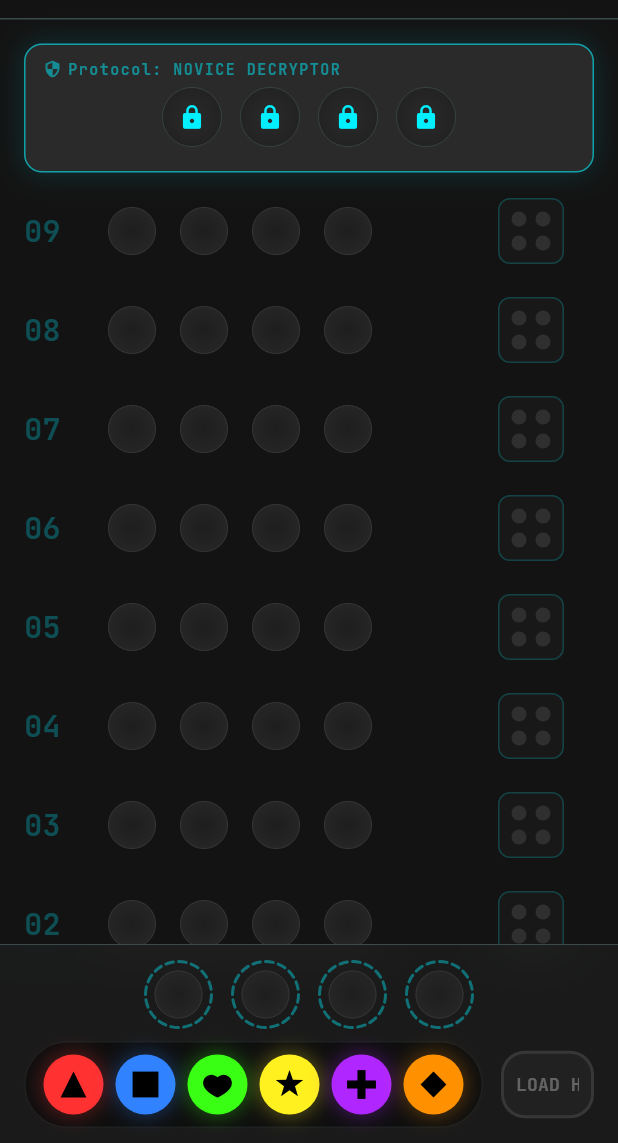
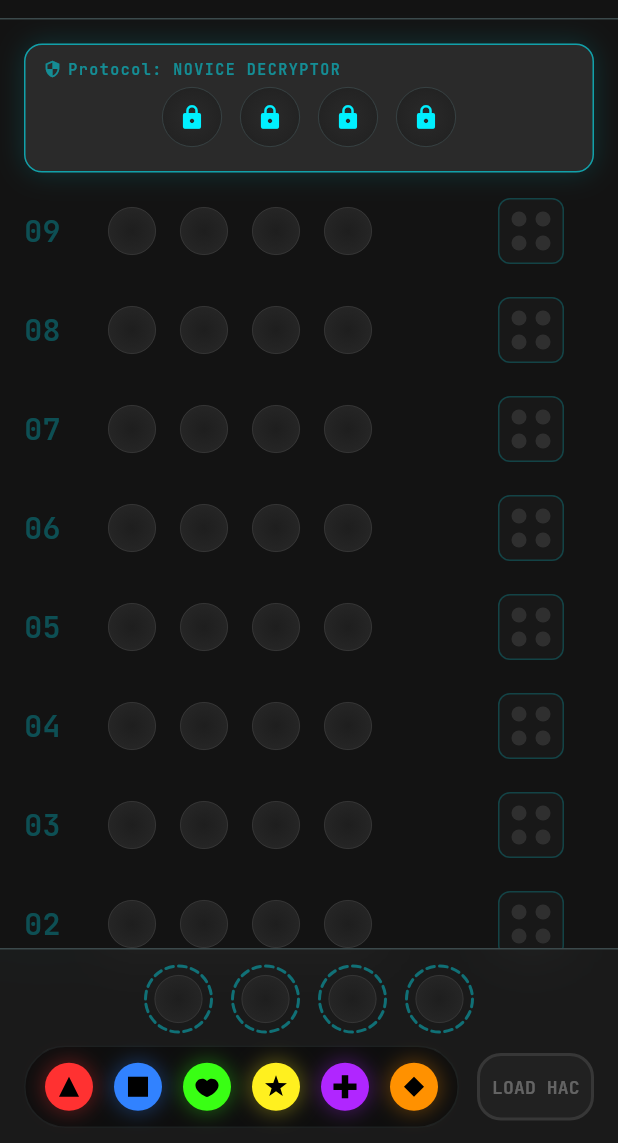
Before and after one commit to mikeberry99/colour-breaker, a Flutter app: the GameBoardScreen screen opened by its route, on a phone screen of 412 x 824 dp, the part 93-1236 px from its top. Run offline on Flutter 3.47's test engine with Material 3 defaults, Android fonts, the phone set to English and light mode, and no system bars; our stand-ins replace flutter_riverpod, go_router, google_fonts.

Commit message:
feat: implement game board screen with interactive color palette, state management, and end-of-game overlay.

```diff
--- a/lib/features/game_board/domain/entities/game_state.dart
+++ b/lib/features/game_board/domain/entities/game_state.dart
@@ -16,6 +16,7 @@ class GameState {
   final GameStatus status;
   final int maxAttempts;
   final SecurityProtocol protocol;
+  final String? selectedQuote;
 
   const GameState({
     this.gameId = 0,
@@ -25,6 +26,7 @@ class GameState {
     this.status = GameStatus.playing,
     this.maxAttempts = 10,
     this.protocol = SecurityProtocol.novice,
+    this.selectedQuote,
   });
 
   int get slotCount => (protocol == SecurityProtocol.novice || protocol == SecurityProtocol.breacher) ? 4 : 5;
@@ -50,6 +52,7 @@ class GameState {
     GameStatus? status,
     int? maxAttempts,
     SecurityProtocol? protocol,
+    String? selectedQuote,
   }) {
     return GameState(
       gameId: gameId ?? this.gameId,
@@ -59,6 +62,7 @@ class GameState {
       status: status ?? this.status,
       maxAttempts: maxAttempts ?? this.maxAttempts,
       protocol: protocol ?? this.protocol,
+      selectedQuote: selectedQuote ?? this.selectedQuote,
     );
   }
 }
--- a/lib/features/game_board/presentation/pages/game_board_screen.dart
+++ b/lib/features/game_board/presentation/pages/game_board_screen.dart
@@ -11,8 +11,31 @@ import '../widgets/color_palette.dart';
 import '../widgets/submit_button.dart';
 import '../providers/game_provider.dart';
 import '../widgets/guess_counter_badge.dart';
+import '../widgets/game_result_overlay.dart';
+import '../providers/reveal_animation_provider.dart';
+import '../../domain/entities/game_state.dart';
 
-class GameBoardScreen extends StatelessWidget {
+class OverlayDismissedNotifier extends Notifier<bool> {
+  @override
+  bool build() {
+    final status = ref.watch(gameStateProvider.select((s) => s.status));
+    if (status == GameStatus.playing) {
+      return false;
+    }
+    return false;
+  }
+
+  void dismiss() {
+    state = true;
+  }
+}
+
+final overlayDismissedProvider =
+    NotifierProvider.autoDispose<OverlayDismissedNotifier, bool>(
+  OverlayDismissedNotifier.new,
+);
+
+class GameBoardScreen extends ConsumerWidget {
   const GameBoardScreen({super.key});
 
   Widget _buildAppBar(BuildContext context) {
@@ -85,7 +108,12 @@ class GameBoardScreen extends StatelessWidget {
   }
 
   @override
-  Widget build(BuildContext context) {
+  Widget build(BuildContext context, WidgetRef ref) {
+    final gameState = ref.watch(gameStateProvider);
+    final animation = ref.watch(revealAnimationProvider);
+    final isGameOver = gameState.status != GameStatus.playing && !animation.isAnimating;
+    final isDismissed = ref.watch(overlayDismissedProvider);
+
     return Scaffold(
       backgroundColor: DesignTokens.background,
       drawer: Theme(
@@ -138,11 +166,20 @@ class GameBoardScreen extends StatelessWidget {
               child: Center(
                 child: Container(
                   constraints: const BoxConstraints(maxWidth: DesignTokens.maxBoardWidth),
-                  child: const Column(
+                  child: Column(
                     children: [
-                      HeaderWidget(),
-                      SizedBox(height: 12),
-                      Expanded(
+                      const HeaderWidget(),
+                      if (isGameOver && !isDismissed) ...[
+                        const SizedBox(height: 12),
+                        GameResultOverlay(
+                          gameState: gameState,
+                          onClose: () {
+                            ref.read(overlayDismissedProvider.notifier).dismiss();
+                          },
+                        ),
+                      ],
+                      const SizedBox(height: 12),
+                      const Expanded(
                         child: SingleChildScrollView(
                           padding: EdgeInsets.symmetric(horizontal: DesignTokens.gutter),
                           child: Column(
--- a/lib/features/game_board/presentation/providers/game_provider.dart
+++ b/lib/features/game_board/presentation/providers/game_provider.dart
@@ -4,6 +4,7 @@ import '../../domain/entities/guess.dart';
 import '../../domain/entities/game_state.dart';
 import '../../domain/entities/feedback_pegs.dart';
 import '../../domain/entities/security_protocol.dart';
+import '../../domain/entities/number_quotes.dart';
 import '../../domain/use_cases/game_engine.dart';
 import '../../../level_selection/presentation/providers/level_selection_provider.dart';
 import 'dart:math';
@@ -67,9 +68,11 @@ class GameStateNotifier extends Notifier<GameState> {
 
     GameStatus newStatus = GameStatus.playing;
     int newMaxAttempts = state.maxAttempts;
+    String? selectedQuote;
 
     if (feedback.isWin(state.slotCount)) {
       newStatus = GameStatus.won;
+      selectedQuote = NumberQuotes.getRandomQuote(newHistory.length);
     } else {
       if (newHistory.length >= state.maxAttempts) {
         if (state.maxAttempts < state.absoluteMaxAttempts) {
@@ -86,6 +89,7 @@ class GameStateNotifier extends Notifier<GameState> {
       activeGuess: const Guess(colors: []),
       status: newStatus,
       maxAttempts: newMaxAttempts,
+      selectedQuote: selectedQuote,
     );
   }
 
--- a/lib/features/game_board/presentation/widgets/color_palette.dart
+++ b/lib/features/game_board/presentation/widgets/color_palette.dart
@@ -1,5 +1,6 @@
 import 'package:flutter/material.dart';
 import 'package:flutter_riverpod/flutter_riverpod.dart';
+import '../../../../core/theme/design_tokens.dart';
 import '../../../../core/ui/neon_orb.dart';
 import '../../domain/entities/game_color.dart';
 import '../providers/game_provider.dart';
@@ -15,7 +16,7 @@ class ColorPalette extends ConsumerWidget {
     // Pill container — matches Stitch: bg-surface-container-lowest, border outline-variant/30
     // flex-shrink-0: natural intrinsic width, does NOT expand (SubmitButton gets Expanded instead)
     return Container(
-      padding: const EdgeInsets.symmetric(horizontal: 8, vertical: 8),
+      padding: const EdgeInsets.symmetric(horizontal: 6, vertical: 6),
       decoration: BoxDecoration(
         color: const Color(0xFF0E0E0E), // surface-container-lowest
         borderRadius: BorderRadius.circular(999),
@@ -28,7 +29,7 @@ class ColorPalette extends ConsumerWidget {
         mainAxisSize: MainAxisSize.min,
         children: validColors.map((color) {
           return Padding(
-            padding: const EdgeInsets.symmetric(horizontal: 4),
+            padding: const EdgeInsets.symmetric(horizontal: 2.5),
             child: GestureDetector(
               onTap: () =>
                   ref.read(gameStateProvider.notifier).addColor(color),
@@ -41,16 +42,50 @@ class ColorPalette extends ConsumerWidget {
   }
 }
 
-class _PaletteOrb extends StatelessWidget {
+class _PaletteOrb extends StatefulWidget {
   final GameColor color;
 
-  const _PaletteOrb({required this.color});
+  const _PaletteOrb({required this.color, super.key});
+
+  @override
+  State<_PaletteOrb> createState() => _PaletteOrbState();
+}
+
+class _PaletteOrbState extends State<_PaletteOrb> {
+  bool _isHovered = false;
 
   @override
   Widget build(BuildContext context) {
-    return NeonOrb(
-      gameColor: color,
-      size: 40,
+    return MouseRegion(
+      cursor: SystemMouseCursors.click,
+      onEnter: (_) => setState(() => _isHovered = true),
+      onExit: (_) => setState(() => _isHovered = false),
+      child: AnimatedContainer(
+        duration: const Duration(milliseconds: 150),
+        padding: const EdgeInsets.all(3),
+        decoration: BoxDecoration(
+          shape: BoxShape.circle,
+          border: Border.all(
+            color: _isHovered
+                ? DesignTokens.primaryNeonCyan
+                : Colors.transparent,
+            width: 1.5,
+          ),
+          boxShadow: _isHovered
+              ? [
+                  BoxShadow(
+                    color: DesignTokens.primaryNeonCyan.withValues(alpha: 0.4),
+                    blurRadius: 6,
+                    spreadRadius: 1,
+                  ),
+                ]
+              : null,
+        ),
+        child: NeonOrb(
+          gameColor: widget.color,
+          size: 32,
+        ),
+      ),
     );
   }
 }
--- a/lib/features/game_board/presentation/widgets/header_widget.dart
+++ b/lib/features/game_board/presentation/widgets/header_widget.dart
@@ -6,6 +6,7 @@ import '../../domain/entities/game_state.dart';
 import '../providers/game_provider.dart';
 import '../providers/reveal_animation_provider.dart';
 import '../../../level_selection/presentation/providers/level_selection_provider.dart';
+import 'security_protocol_dialog.dart';
 
 class HeaderWidget extends ConsumerWidget {
   const HeaderWidget({super.key});
@@ -28,24 +29,14 @@ class HeaderWidget extends ConsumerWidget {
         Padding(
           padding:
               const EdgeInsets.symmetric(horizontal: DesignTokens.gutter),
-          child: Container(
-            width: double.infinity,
-            decoration: BoxDecoration(
-              color: DesignTokens.surfaceContainerHigh,
-              borderRadius: BorderRadius.circular(12),
-              border: Border.all(
-                color: DesignTokens.primaryNeonCyan.withValues(alpha: 0.6),
-                width: 1,
-              ),
-              boxShadow: [
-                BoxShadow(
-                  color:
-                      DesignTokens.primaryNeonCyan.withValues(alpha: 0.15),
-                  blurRadius: 15,
-                  spreadRadius: 0,
-                ),
-              ],
-            ),
+          child: _HeaderInteractiveContainer(
+            onTap: () {
+              showDialog(
+                context: context,
+                barrierColor: Colors.black.withValues(alpha: 0.7),
+                builder: (context) => SecurityProtocolDialog(protocol: protocol),
+              );
+            },
             child: Stack(
               children: [
                 // Protocol label — top-left, 50% opacity
@@ -116,21 +107,63 @@ class HeaderWidget extends ConsumerWidget {
             ),
           ),
         ),
-        if (isGameOver)
-          Padding(
-            padding: const EdgeInsets.only(top: DesignTokens.gutter),
-            child: Text(
-              gameState.status == GameStatus.won
-                  ? 'SYSTEM BREACHED'
-                  : 'ACCESS DENIED',
-              style: Theme.of(context).textTheme.headlineLarge?.copyWith(
-                    color: gameState.status == GameStatus.won
-                        ? DesignTokens.feedbackGreen
-                        : DesignTokens.feedbackYellow, // or Red
-                  ),
+        // Static game over text removed in favor of GameResultOverlay
+      ],
+    );
+  }
+}
+
+class _HeaderInteractiveContainer extends StatefulWidget {
+  final Widget child;
+  final VoidCallback onTap;
+
+  const _HeaderInteractiveContainer({
+    required this.child,
+    required this.onTap,
+  });
+
+  @override
+  State<_HeaderInteractiveContainer> createState() => _HeaderInteractiveContainerState();
+}
+
+class _HeaderInteractiveContainerState extends State<_HeaderInteractiveContainer> {
+  bool _isHovered = false;
+
+  @override
+  Widget build(BuildContext context) {
+    return MouseRegion(
+      cursor: SystemMouseCursors.click,
+      onEnter: (_) => setState(() => _isHovered = true),
+      onExit: (_) => setState(() => _isHovered = false),
+      child: GestureDetector(
+        onTap: widget.onTap,
+        child: AnimatedContainer(
+          duration: const Duration(milliseconds: 150),
+          width: double.infinity,
+          decoration: BoxDecoration(
+            color: _isHovered
+                ? DesignTokens.primaryNeonCyan.withValues(alpha: 0.05)
+                : DesignTokens.surfaceContainerHigh,
+            borderRadius: BorderRadius.circular(12),
+            border: Border.all(
+              color: _isHovered
+                  ? DesignTokens.primaryNeonCyan
+                  : DesignTokens.primaryNeonCyan.withValues(alpha: 0.6),
+              width: 1,
             ),
+            boxShadow: [
+              BoxShadow(
+                color: _isHovered
+                    ? DesignTokens.primaryNeonCyan.withValues(alpha: 0.35)
+                    : DesignTokens.primaryNeonCyan.withValues(alpha: 0.15),
+                blurRadius: _isHovered ? 20 : 15,
+                spreadRadius: 0,
+              ),
+            ],
           ),
-      ],
+          child: widget.child,
+        ),
+      ),
     );
   }
 }
```
Also changed, not shown: lib/features/game_board/domain/entities/number_quotes.dart (added, +120 -0 lines), lib/features/game_board/presentation/widgets/game_result_overlay.dart (added, +151 -0 lines), lib/features/game_board/presentation/widgets/security_protocol_dialog.dart (added, +218 -0 lines), 1 other file.
